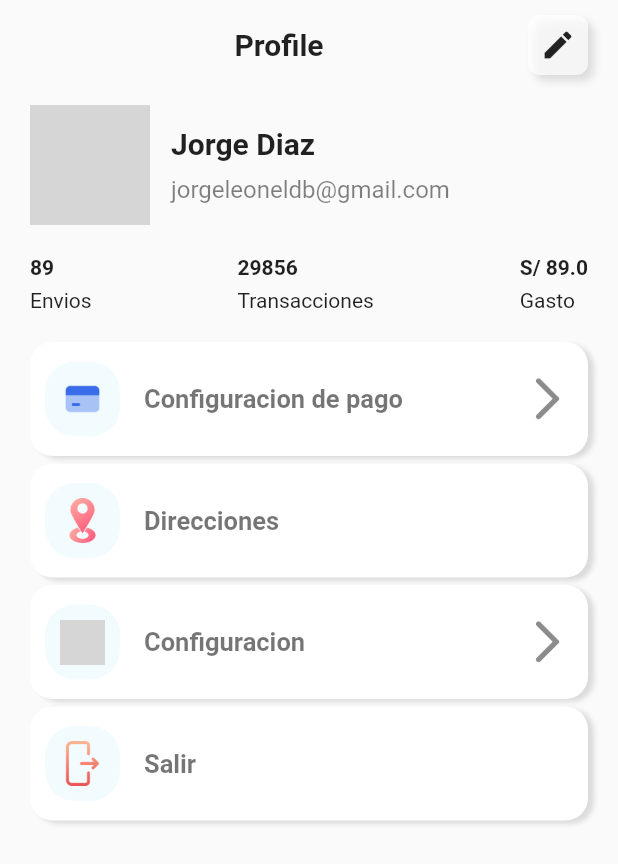
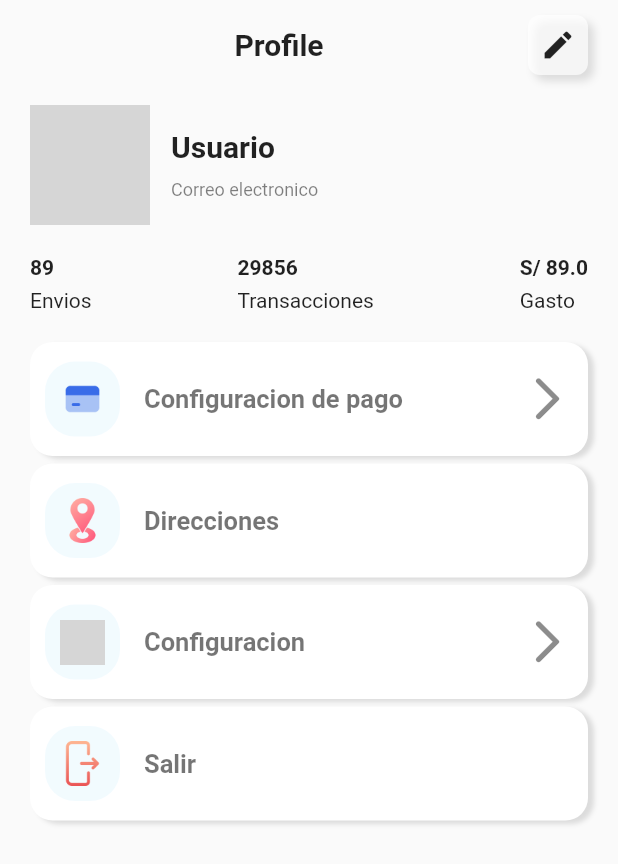
Before and after one commit to jdiazB/DeliveryApp, a Flutter app: the ProfilePage screen opened directly, on a phone screen of 412 x 824 dp. Shown: the top 864 px of the screen. Run offline on Flutter 3.47's test engine with Material 2 defaults, Android fonts, the phone set to English and light mode, and no system bars; our stand-ins replace cloud_firestore, firebase_auth, firebase_core, flutter_svg, geocoding, geolocator and 6 more; accounts and stored records are empty; network calls fail; Roboto replaces fonts that are missing (Ubuntu); project files that could hold a hidden picture were left out; grey boxes are pictures that could not be loaded.

Commit message:
version 1.4

```diff
--- a/lib/SPGlobal/shared_preference.dart
+++ b/lib/SPGlobal/shared_preference.dart
@@ -26,4 +26,43 @@ class SPGlobal {
   String get delivery {
     return _prefs.getString("delivery") ?? "";
   }
+  set fullName(String value) {
+    _prefs.setString("fullName", value);
+  }
+
+  String get fullName {
+    return _prefs.getString("fullName") ?? "";
+  }
+
+  set image(String value) {
+    _prefs.setString("image", value);
+  }
+
+  String get image {
+    return _prefs.getString("image") ?? "";
+  }
+
+  set phone(String value) {
+    _prefs.setString("phone", value);
+  }
+
+  String get phone {
+    return _prefs.getString("phone") ?? "";
+  }
+
+  set token(String value) {
+    _prefs.setString("token", value);
+  }
+
+  String get token {
+    return _prefs.getString("token") ?? "";
+  }
+
+  set email(String value) {
+    _prefs.setString("email", value);
+  }
+
+  String get email {
+    return _prefs.getString("email") ?? "";
+  }
 }
--- a/lib/model/user_model.dart
+++ b/lib/model/user_model.dart
@@ -1,6 +1,6 @@
 class UserModel {
   String? id;
-  int phone;
+  String phone;
   String fullName;
   String email;
   String direction;
@@ -26,7 +26,7 @@ class UserModel {
         "image": image,
         "fullName": fullName,
         "email": email,
-        "phone": phone.toInt(),
+        "phone": phone,
         "direction": direction
       };
 }
--- a/lib/model/user_ordenmodel.dart
+++ b/lib/model/user_ordenmodel.dart
@@ -2,7 +2,7 @@ import 'package:proyecto_final/model/user_register_map.dart';
 
 class UserOrdenModel {
   String? id;
-  int phone;
+  String phone;
   String fullName;
   String email;
   String direction;
@@ -10,7 +10,7 @@ class UserOrdenModel {
   List<UserRegisterMap> user;
 
   UserOrdenModel(
-      {this.id,
+      {  this.id,
         required this.fullName,
         required this.email,
         required this.phone,
@@ -19,13 +19,13 @@ class UserOrdenModel {
         required this.image});
 
   factory UserOrdenModel.fromJson(Map<String, dynamic> json) => UserOrdenModel(
-    id: json["id"] ,
+    id: json["id"],
     fullName: json["fullName"],
     email: json["email"],
-    image: json["image"] ,
+    image: json["image"],
     phone: json["phone"],
     direction: json["direction"],
-    user: List<UserRegisterMap>.from(json["user"].map((e)=> UserRegisterMap.fromJson(e))),
+    user: List<UserRegisterMap>.from(json["user"].map((e)=> UserRegisterMap.fromJson(e))) ,
   );
 
   Map<String, dynamic> toJson() => {
@@ -33,7 +33,7 @@ class UserOrdenModel {
     "image": image ,
     "fullName": fullName,
     "email": email,
-    "phone": phone.toInt(),
+    "phone": phone,
     "direction": direction,
     "user":List<dynamic>.from(user.map((e) => e.toJson())),
   };
--- a/lib/model/user_register_map.dart
+++ b/lib/model/user_register_map.dart
@@ -43,7 +43,7 @@ class UserRegisterMap{
   );
 
   Map<String, dynamic> toJson()=>{
-    "id":id,
+    "id":id ,
     "pickup": pickup,
     "delivery": delivery,
     "category": category,
--- a/lib/ui/pages/profile_page.dart
+++ b/lib/ui/pages/profile_page.dart
@@ -2,8 +2,10 @@
 import 'package:firebase_auth/firebase_auth.dart';
 import 'package:flutter/material.dart';
 import 'package:google_sign_in/google_sign_in.dart';
+import 'package:proyecto_final/SPGlobal/shared_preference.dart';
 import 'package:proyecto_final/ui/pages/direction_profile_page.dart';
 import 'package:proyecto_final/ui/pages/init_page.dart';
+import 'package:proyecto_final/ui/pages/profile_page.dart';
 import 'package:proyecto_final/ui/widgets/general_widget.dart';
 import 'package:proyecto_final/ui/widgets/item_listitle.dart';
 import 'package:proyecto_final/utils/assets_data.dart';
@@ -17,6 +19,7 @@ class ProfilePage extends StatefulWidget {
 
 final GoogleSignIn _googleSignIn = GoogleSignIn(scopes: ["email"]);
 
+
 Future<void> signOutGoogle() async{
   await _googleSignIn.signOut();
   await FirebaseAuth.instance.signOut();
@@ -26,6 +29,9 @@ Future<void> signOutGoogle() async{
 
 
 class _ProfilePageState extends State<ProfilePage> {
+
+  final SPGlobal _spGlobal = SPGlobal();
+
   @override
   Widget build(BuildContext context) {
     return Scaffold(
@@ -71,8 +77,8 @@ class _ProfilePageState extends State<ProfilePage> {
                         decoration: BoxDecoration(
                             borderRadius: BorderRadius.circular(25),
                             image: DecorationImage(
-                              image: NetworkImage(
-                                  'https://media-exp1.licdn.com/dms/image/C4E03AQH2NGuN_qeByg/profile-displayphoto-shrink_800_800/0/1661435123282?e=2147483647&v=beta&t=DASKRXSuSVahAZizUbiUQKLUAIcIIDrFjTwPcICZNzQ'),
+                              image: _spGlobal.image.isEmpty? NetworkImage(
+                                  'https://media-exp1.licdn.com/dms/image/C4E03AQH2NGuN_qeByg/profile-displayphoto-shrink_800_800/0/1661435123282?e=2147483647&v=beta&t=DASKRXSuSVahAZizUbiUQKLUAIcIIDrFjTwPcICZNzQ') : NetworkImage(_spGlobal.image),
                               fit: BoxFit.cover,
                             )),
                       ),
@@ -93,15 +99,15 @@ class _ProfilePageState extends State<ProfilePage> {
                     crossAxisAlignment: CrossAxisAlignment.start,
                     children: [
                       Text(
-                        "Jorge Diaz",
+                        _spGlobal.fullName.isEmpty ? "Usuario" : _spGlobal.fullName,
                         style: TextStyle(
                             fontWeight: FontWeight.bold, fontSize: 20),
                       ),
                       spacing10,
                       Text(
-                        "jorgeleoneldb@gmail.com",
+                        _spGlobal.email.isEmpty ? "Correo electronico" : _spGlobal.email,
                         style: TextStyle(
-                            color: Colors.black.withOpacity(0.5), fontSize: 16),
+                            color: Colors.black.withOpacity(0.5), fontSize: 12),
                       )
                     ],
                   ),
--- a/lib/ui/pages/session/register_page.dart
+++ b/lib/ui/pages/session/register_page.dart
@@ -42,7 +42,7 @@ class _RegisterPageState extends State<RegisterPage> {
             fullName: _fullNameController.text,
             email: _emailController.text,
             direction: _directionController.text,
-            phone: _phoneController.hashCode,
+            phone: _phoneController.hashCode.toString(),
           );
           userService.addUser(userModel).then((value) {
             print(userModel);
--- a/lib/ui/pages/track_page.dart
+++ b/lib/ui/pages/track_page.dart
@@ -59,12 +59,6 @@ class _TrackPageState extends State<TrackPage>  {
                           );
                         },
                       ),
-
-
-
-
-
-
                       // ItemHistorial(),
                     ],
                   ),
```
Also changed, not shown: lib/main.dart (+9 -1 lines), lib/ui/pages/home_page.dart (+33 -6 lines), lib/ui/pages/session/sesion_page.dart (+29 -2 lines), lib/utils/searchdelegate.dart (added, +96 -0 lines).
